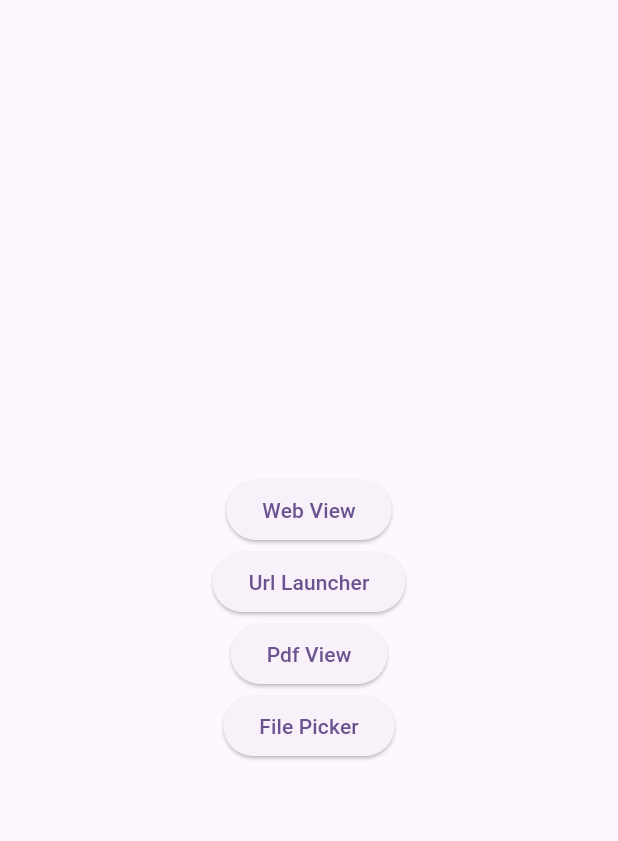
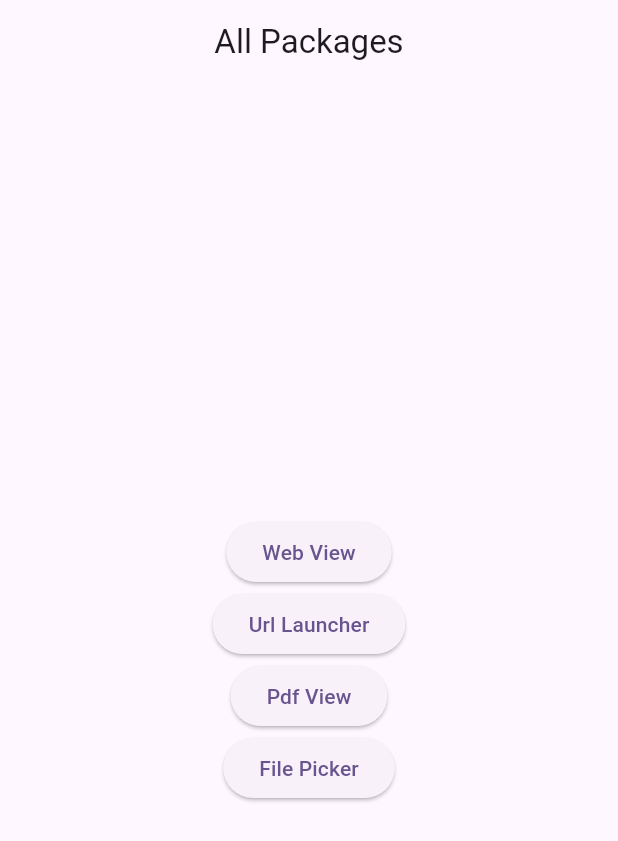
Before and after one commit to virajasodariya/packages_flutter_practice, a Flutter app: the screen it shows after launch, on a phone screen of 412 x 824 dp. Shown: the top 841 px of the screen. Run offline on Flutter 3.47's test engine with Material 2 defaults, Android fonts, the phone set to English and light mode, and no system bars; our stand-ins replace file_picker, webview_flutter; missing offline and left inert: flutter_pdfview.

Commit message:
init commit

```diff
--- a/lib/all_packages.dart
+++ b/lib/all_packages.dart
@@ -15,6 +15,10 @@ class _AllPackagesState extends State<AllPackages> {
   @override
   Widget build(BuildContext context) {
     return Scaffold(
+      appBar: AppBar(
+        centerTitle: true,
+        title: const Text("All Packages"),
+      ),
       body: Center(
         child: Column(
           mainAxisAlignment: MainAxisAlignment.center,
```
